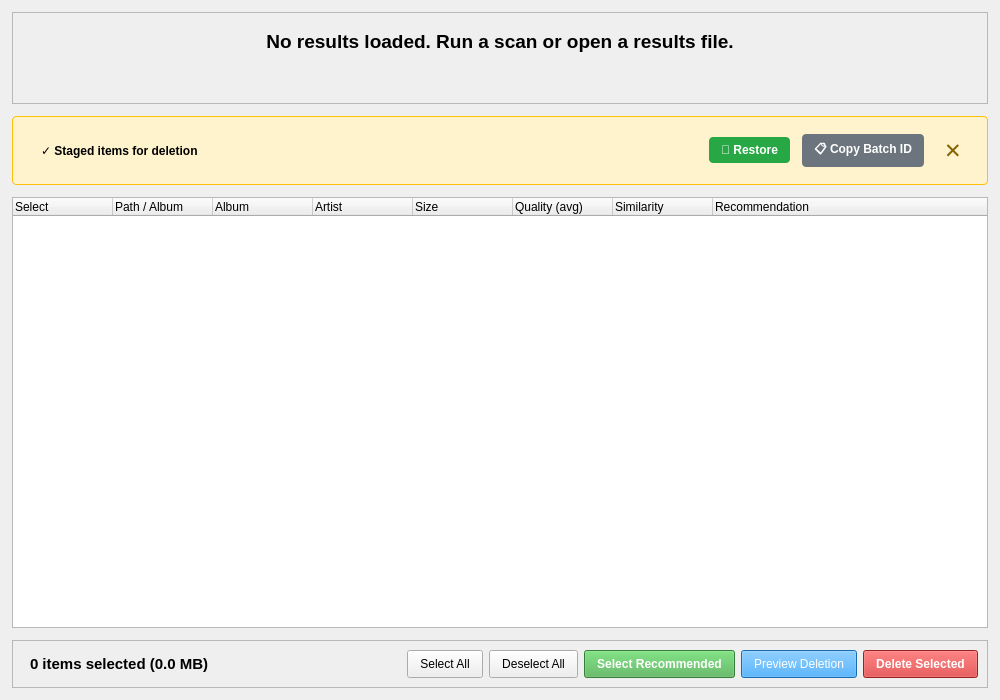
First picture: the form in src/duperscooper_gui/ui/results_widget.ui, repository ohtostado/duperscooper, before the edit.
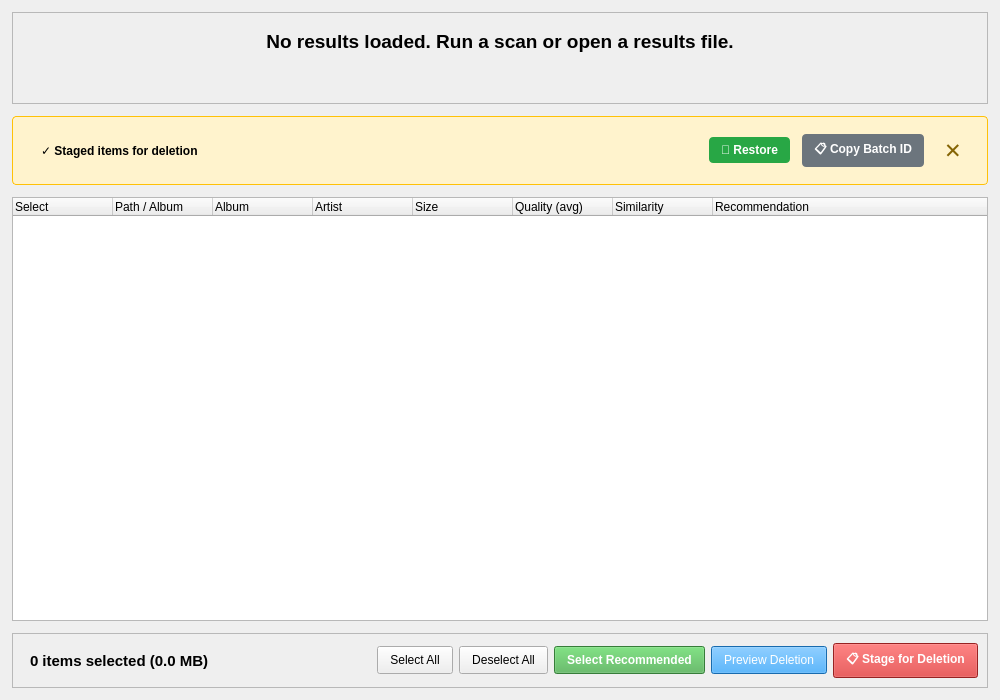
Second picture: the form after the edit.

Patch:
```diff
--- a/src/duperscooper_gui/ui/results_widget.ui
+++ b/src/duperscooper_gui/ui/results_widget.ui
@@ -286,7 +286,7 @@
       <item>
        <widget class="QPushButton" name="deleteButton">
         <property name="text">
-         <string>Delete Selected</string>
+         <string>📋 Stage for Deletion</string>
         </property>
         <property name="styleSheet">
          <string notr="true">background-color: #d32f2f; color: white; font-weight: bold; padding: 6px 12px;</string>
```
